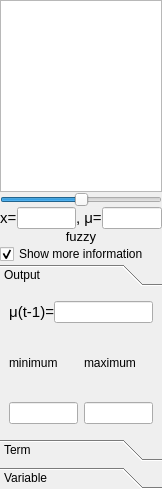
Before: the Qt Designer form qtfuzzylite/ui/Control.ui in fuzzylite/fuzzylite, drawn with Qt 5.
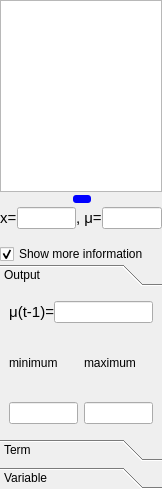
After: the same form once the commit is applied. Custom widgets are drawn as their Qt base class.

Diff of the .ui file:
```diff
--- a/qtfuzzylite/ui/Control.ui
+++ b/qtfuzzylite/ui/Control.ui
@@ -40,14 +40,25 @@
      </item>
      <item>
       <widget class="QSlider" name="sld_x">
+       <property name="styleSheet">
+        <string notr="true">QSlider::groove:horizontal { 
+border: red;
+height: 8px;
+margin: 2px ;}
+ QSlider::handle:horizontal { 
+background:blue;
+border: red;
+width: 18px;
+border-radius: 3px;}</string>
+       </property>
        <property name="value">
         <number>50</number>
        </property>
        <property name="orientation">
         <enum>Qt::Horizontal</enum>
        </property>
-       <property name="invertedAppearance">
-        <bool>false</bool>
+       <property name="tickPosition">
+        <enum>QSlider::NoTicks</enum>
        </property>
       </widget>
      </item>
@@ -125,7 +136,7 @@
         </font>
        </property>
        <property name="text">
-        <string>fuzzy</string>
+        <string/>
        </property>
        <property name="alignment">
         <set>Qt::AlignCenter</set>
@@ -526,6 +537,13 @@
    </item>
   </layout>
  </widget>
+ <customwidgets>
+  <customwidget>
+   <class>fl::qt::Canvas</class>
+   <extends>QGraphicsView</extends>
+   <header>fl/qt/Canvas.h</header>
+  </customwidget>
+ </customwidgets>
  <resources/>
  <connections/>
 </ui>
```
Left out of the diff: 7 changed lines with no effect on the pictures.
